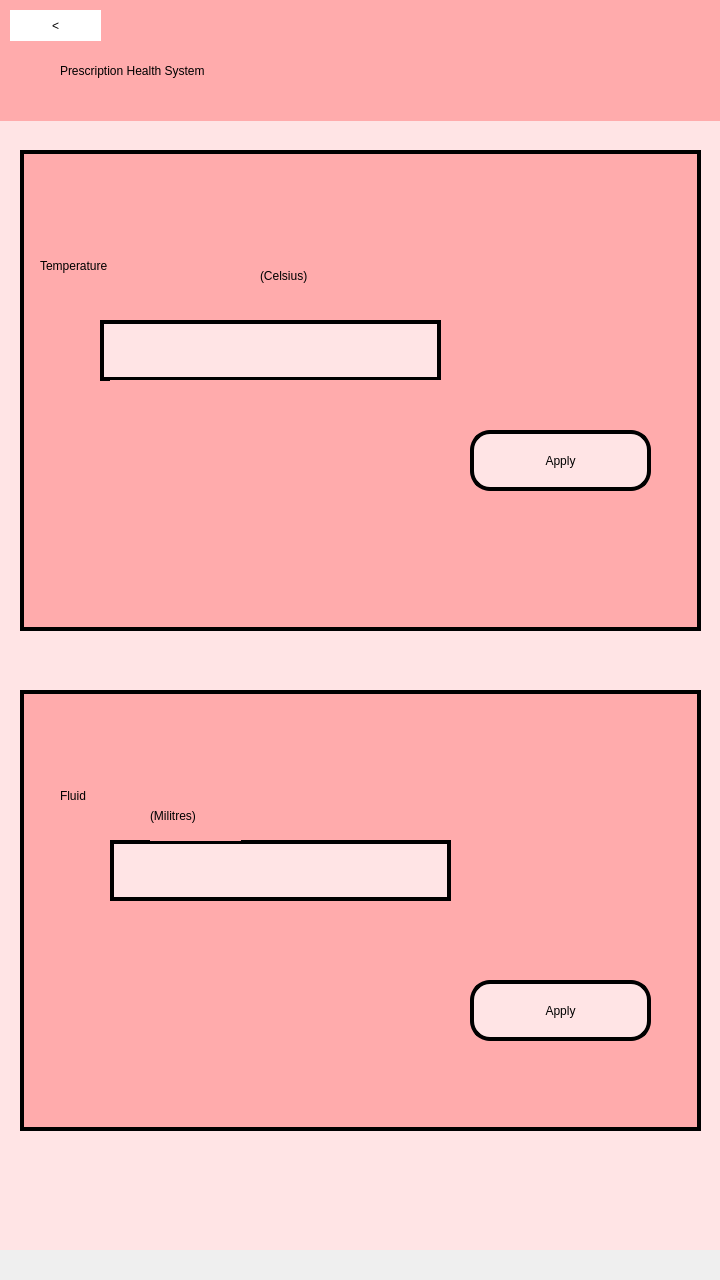
The window that UI/Input_Body_Info.ui (NaryanSambhi/CSCN72030---Sec3---Group2) describes before a commit, drawn with Qt 5.
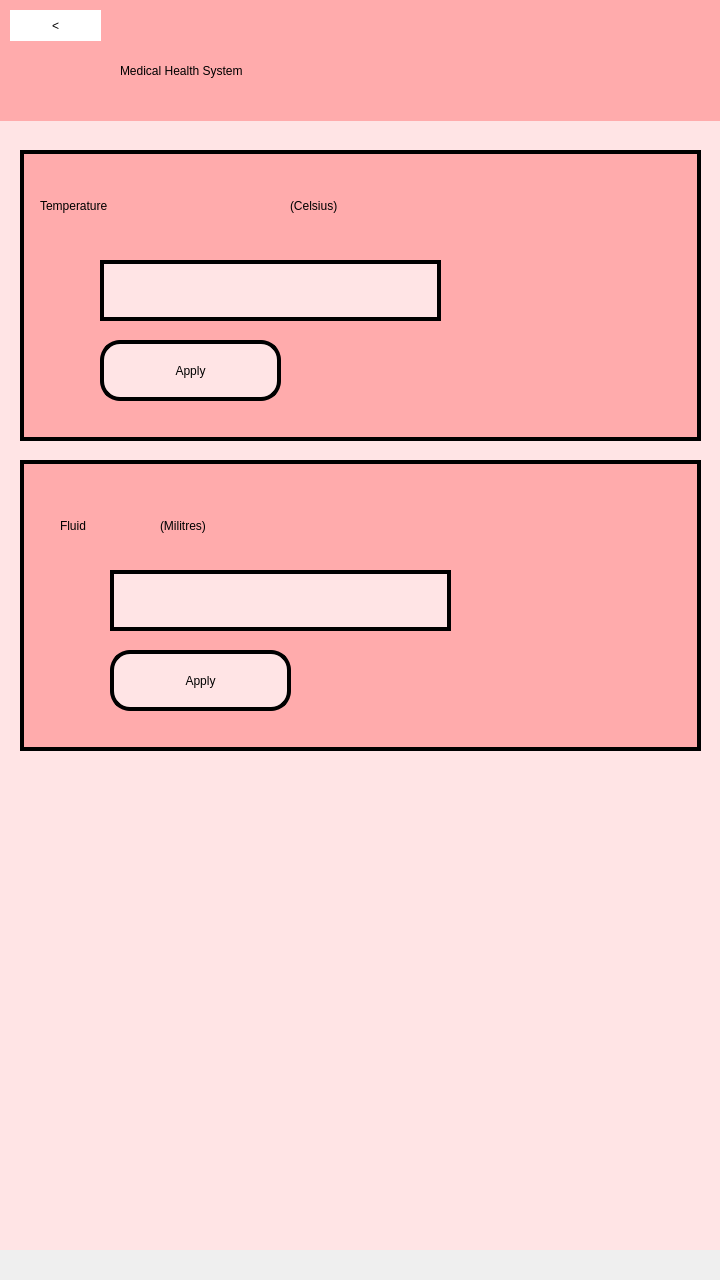
The same window after the commit. Icons and pictures are not drawn.

```diff
--- a/UI/Input_Body_Info.ui
+++ b/UI/Input_Body_Info.ui
@@ -32,7 +32,7 @@
        <x>20</x>
        <y>180</y>
        <width>681</width>
-       <height>481</height>
+       <height>291</height>
       </rect>
      </property>
      <property name="styleSheet">
@@ -43,8 +43,8 @@
      <widget class="QPushButton" name="Apply_Temperature">
       <property name="geometry">
        <rect>
-        <x>450</x>
-        <y>280</y>
+        <x>80</x>
+        <y>190</y>
         <width>181</width>
         <height>61</height>
        </rect>
@@ -63,7 +63,7 @@
       <property name="geometry">
        <rect>
         <x>80</x>
-        <y>170</y>
+        <y>110</y>
         <width>341</width>
         <height>61</height>
        </rect>
@@ -78,13 +78,13 @@
       <property name="geometry">
        <rect>
         <x>20</x>
-        <y>70</y>
-        <width>221</width>
+        <y>10</y>
+        <width>431</width>
         <height>91</height>
        </rect>
       </property>
       <property name="styleSheet">
-       <string notr="true">font: 36pt &quot;MS Shell Dlg 2&quot;;
+       <string notr="true">font: 25pt &quot;MS Shell Dlg 2&quot;;
 border: 0px;</string>
       </property>
       <property name="text">
@@ -112,14 +112,14 @@
      <widget class="QLabel" name="Celsius_measure">
       <property name="geometry">
        <rect>
-        <x>240</x>
-        <y>100</y>
-        <width>81</width>
+        <x>270</x>
+        <y>30</y>
+        <width>141</width>
         <height>51</height>
        </rect>
       </property>
       <property name="styleSheet">
-       <string notr="true">font: 20pt &quot;MS Shell Dlg 2&quot;;
+       <string notr="true">font: 18pt &quot;MS Shell Dlg 2&quot;;
 border: 0px;</string>
       </property>
       <property name="text">
@@ -129,10 +129,10 @@
      <widget class="QLabel" name="Temperature">
       <property name="geometry">
        <rect>
-        <x>460</x>
-        <y>10</y>
+        <x>470</x>
+        <y>30</y>
         <width>161</width>
-        <height>241</height>
+        <height>161</height>
        </rect>
       </property>
       <property name="styleSheet">
@@ -148,14 +148,20 @@
        <bool>true</bool>
       </property>
      </widget>
+     <zorder>New_Temperature</zorder>
+     <zorder>label_9</zorder>
+     <zorder>HeightError</zorder>
+     <zorder>Celsius_measure</zorder>
+     <zorder>Temperature</zorder>
+     <zorder>Apply_Temperature</zorder>
     </widget>
     <widget class="QWidget" name="widget_13" native="true">
      <property name="geometry">
       <rect>
        <x>20</x>
-       <y>720</y>
+       <y>490</y>
        <width>681</width>
-       <height>441</height>
+       <height>291</height>
       </rect>
      </property>
      <property name="styleSheet">
@@ -167,13 +173,13 @@
       <property name="geometry">
        <rect>
         <x>40</x>
-        <y>70</y>
-        <width>201</width>
+        <y>30</y>
+        <width>131</width>
         <height>71</height>
        </rect>
       </property>
       <property name="styleSheet">
-       <string notr="true">font: 36pt &quot;MS Shell Dlg 2&quot;;
+       <string notr="true">font: 25pt &quot;MS Shell Dlg 2&quot;;
 border: 0px;</string>
       </property>
       <property name="text">
@@ -184,7 +190,7 @@
       <property name="geometry">
        <rect>
         <x>90</x>
-        <y>150</y>
+        <y>110</y>
         <width>341</width>
         <height>61</height>
        </rect>
@@ -198,8 +204,8 @@
      <widget class="QPushButton" name="Apply_Fluid">
       <property name="geometry">
        <rect>
-        <x>450</x>
-        <y>290</y>
+        <x>90</x>
+        <y>190</y>
         <width>181</width>
         <height>61</height>
        </rect>
@@ -217,10 +223,10 @@
      <widget class="QLabel" name="IV">
       <property name="geometry">
        <rect>
-        <x>450</x>
+        <x>490</x>
         <y>10</y>
-        <width>181</width>
-        <height>271</height>
+        <width>151</width>
+        <height>211</height>
        </rect>
       </property>
       <property name="styleSheet">
@@ -257,20 +263,26 @@
      <widget class="QLabel" name="fluid_measure">
       <property name="geometry">
        <rect>
-        <x>130</x>
-        <y>100</y>
-        <width>91</width>
+        <x>140</x>
+        <y>40</y>
+        <width>201</width>
         <height>51</height>
        </rect>
       </property>
       <property name="styleSheet">
-       <string notr="true">font: 20pt &quot;MS Shell Dlg 2&quot;;
+       <string notr="true">font: 18pt &quot;MS Shell Dlg 2&quot;;
 border: 0px;</string>
       </property>
       <property name="text">
        <string>(Militres)</string>
       </property>
      </widget>
+     <zorder>label_10</zorder>
+     <zorder>New_Fluid</zorder>
+     <zorder>IV</zorder>
+     <zorder>WeightError</zorder>
+     <zorder>fluid_measure</zorder>
+     <zorder>Apply_Fluid</zorder>
     </widget>
     <widget class="QWidget" name="widget_3" native="true">
      <property name="geometry">
@@ -288,9 +300,9 @@
      <widget class="QLabel" name="label_12">
       <property name="geometry">
        <rect>
-        <x>70</x>
+        <x>130</x>
         <y>40</y>
-        <width>601</width>
+        <width>541</width>
         <height>61</height>
        </rect>
       </property>
@@ -303,7 +315,7 @@
 border:0px;</string>
       </property>
       <property name="text">
-       <string>Prescription Health System</string>
+       <string>Medical Health System</string>
       </property>
      </widget>
      <widget class="QPushButton" name="GoBack">
```
